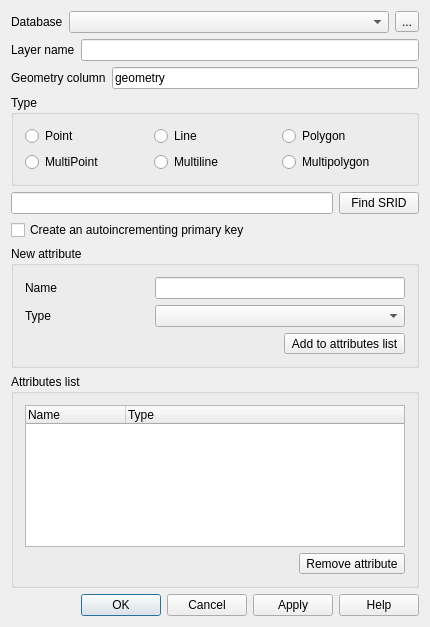
This is src/ui/qgsnewspatialitelayerdialogbase.ui in qgis/QGIS as Qt 5 draws it before an edit. The edited form follows.
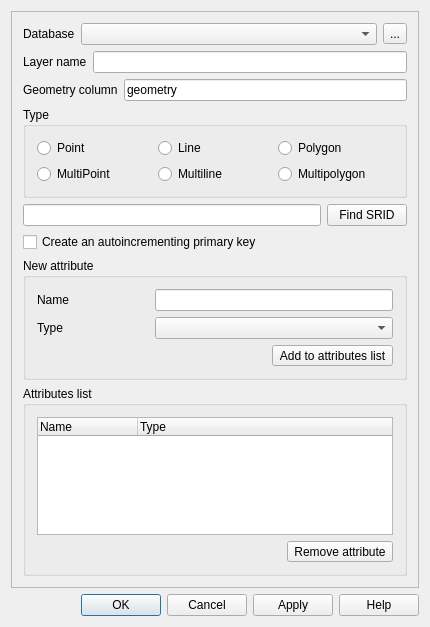
This is the edited form. Icons and pictures are not drawn.

Commit message: added QScrollarea to new spatialite dialog

What changed in the file:
```diff
--- a/src/ui/qgsnewspatialitelayerdialogbase.ui
+++ b/src/ui/qgsnewspatialitelayerdialogbase.ui
@@ -36,6 +36,21 @@
   </property>
   <layout class="QGridLayout" name="gridLayout_4">
    <item row="0" column="0">
+    <widget class="QScrollArea" name="scrollArea">
+     <property name="widgetResizable">
+      <bool>true</bool>
+     </property>
+     <widget class="QWidget" name="scrollAreaWidgetContents">
+      <property name="geometry">
+       <rect>
+        <x>0</x>
+        <y>0</y>
+        <width>410</width>
+        <height>574</height>
+       </rect>
+      </property>
+      <layout class="QVBoxLayout" name="verticalLayout">
+       <item>
     <layout class="QHBoxLayout" name="horizontalLayout">
      <item>
       <widget class="QLabel" name="mFileFormatLabel">
@@ -75,7 +90,7 @@
      </item>
     </layout>
    </item>
-   <item row="1" column="0">
+       <item>
     <layout class="QHBoxLayout" name="horizontalLayout_2">
      <item>
       <widget class="QLabel" name="label">
@@ -102,7 +117,7 @@
      </item>
     </layout>
    </item>
-   <item row="2" column="0">
+       <item>
     <layout class="QHBoxLayout" name="horizontalLayout_4">
      <item>
       <widget class="QLabel" name="label_2">
@@ -132,7 +147,7 @@
      </item>
     </layout>
    </item>
-   <item row="3" column="0">
+       <item>
     <widget class="QGroupBox" name="buttonGroup1">
      <property name="sizePolicy">
       <sizepolicy hsizetype="Expanding" vsizetype="Preferred">
@@ -189,7 +204,7 @@
      </layout>
     </widget>
    </item>
-   <item row="4" column="0">
+       <item>
     <layout class="QHBoxLayout" name="horizontalLayout_3">
      <item>
       <widget class="QLineEdit" name="leSRID">
@@ -222,7 +237,7 @@
      </item>
     </layout>
    </item>
-   <item row="5" column="0">
+       <item>
     <widget class="QCheckBox" name="checkBoxPrimaryKey">
      <property name="toolTip">
       <string>Add an integer id field as the primary key for the new layer</string>
@@ -232,7 +247,7 @@
      </property>
     </widget>
    </item>
-   <item row="6" column="0">
+       <item>
     <widget class="QGroupBox" name="groupBox">
      <property name="title">
       <string>New attribute</string>
@@ -322,7 +337,7 @@
      </layout>
     </widget>
    </item>
-   <item row="8" column="0">
+       <item>
     <widget class="QGroupBox" name="groupBox_2">
      <property name="title">
       <string>Attributes list</string>
@@ -396,6 +411,10 @@
      </layout>
     </widget>
    </item>
+      </layout>
+     </widget>
+    </widget>
+   </item>
    <item row="9" column="0">
     <widget class="QDialogButtonBox" name="buttonBox">
      <property name="orientation">
```
Left out of the diff: 1 changed line with no effect on the pictures. Lines whose indentation alone changed are shown as unchanged.
